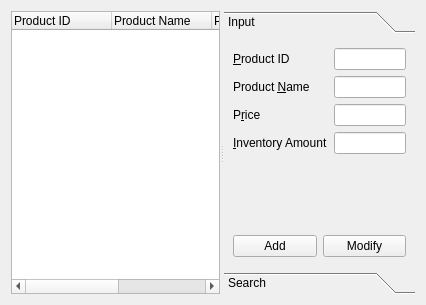
First picture: the form in ShopApp/productmanagerform.ui, repository purenaa/Qt_secondMiniProject, before the edit.
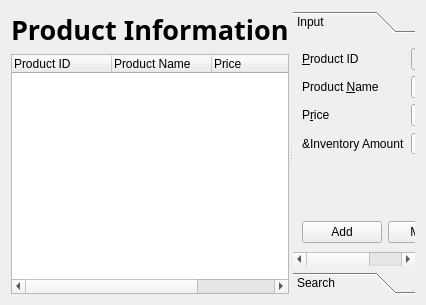
Second picture: the form after the edit.

What changed in the file:
```diff
--- a/ShopApp/productmanagerform.ui
+++ b/ShopApp/productmanagerform.ui
@@ -13,12 +13,29 @@
   <property name="windowTitle">
    <string>Form</string>
   </property>
-  <layout class="QVBoxLayout" name="verticalLayout_3">
+  <layout class="QVBoxLayout" name="verticalLayout_4">
    <item>
     <widget class="QSplitter" name="splitter">
      <property name="orientation">
       <enum>Qt::Horizontal</enum>
      </property>
+     <widget class="QWidget" name="">
+      <layout class="QVBoxLayout" name="verticalLayout_3">
+       <item>
+        <widget class="QLabel" name="productInfoLabel">
+         <property name="font">
+          <font>
+           <family>Dubai</family>
+           <pointsize>20</pointsize>
+           <bold>true</bold>
+          </font>
+         </property>
+         <property name="text">
+          <string>Product Information</string>
+         </property>
+        </widget>
+       </item>
+       <item>
      <widget class="QTreeWidget" name="treeWidget">
       <property name="rootIsDecorated">
        <bool>false</bool>
@@ -47,6 +64,9 @@
        </property>
       </column>
      </widget>
+       </item>
+      </layout>
+     </widget>
      <widget class="QToolBox" name="toolBox">
       <property name="currentIndex">
        <number>0</number>
@@ -78,6 +98,9 @@
           </item>
           <item row="0" column="1">
            <widget class="QLineEdit" name="productIDLineEdit">
+            <property name="enabled">
+             <bool>false</bool>
+            </property>
             <property name="readOnly">
              <bool>true</bool>
             </property>
@@ -120,7 +143,7 @@
            </widget>
           </item>
           <item row="3" column="1">
-           <widget class="QLineEdit" name="inventoryAmountLineEdit"/>
+           <widget class="QSpinBox" name="inventoryAmountSpinBox"/>
           </item>
          </layout>
         </item>
```
Left out of the diff: 12 changed lines with no effect on the pictures. Lines whose indentation alone changed are shown as unchanged.
